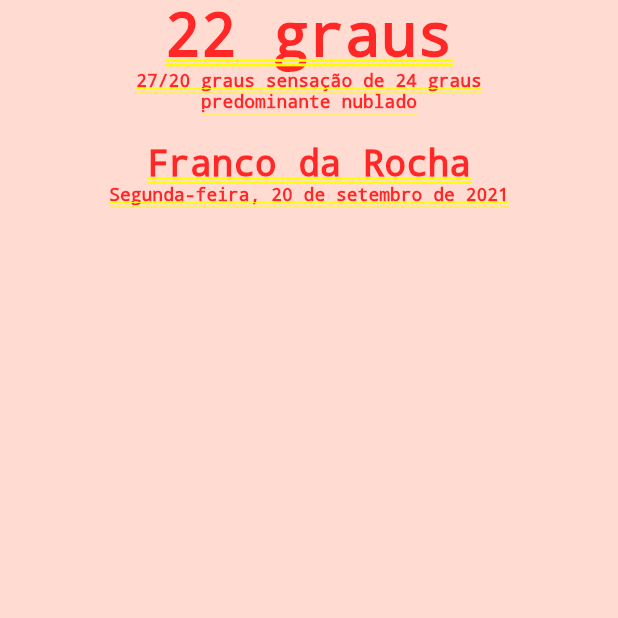
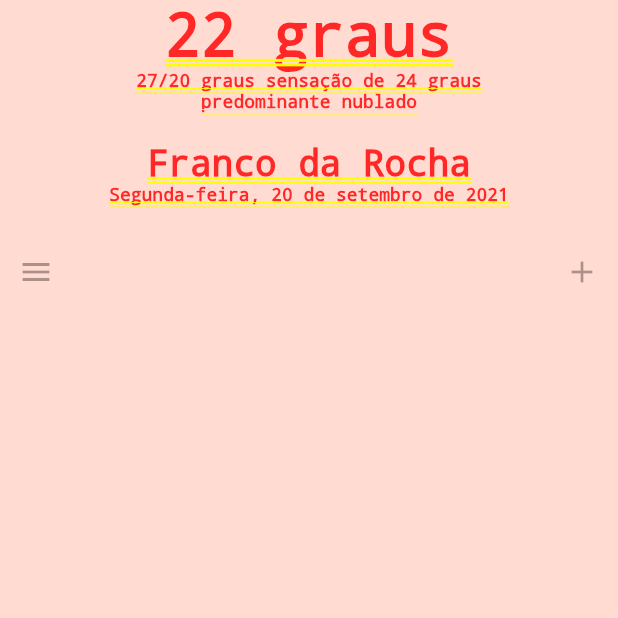
Before and after one commit to akatsuki-central-bh/Clima, a Flutter app: the screen it shows after launch, on a phone screen of 412 x 824 dp, the top half of it. Run offline on Flutter 3.47's test engine with Material 2 defaults, Android fonts, the phone set to English and light mode, and no system bars.

Commit message:
Adicionando botões

```diff
--- a/lib/main.dart
+++ b/lib/main.dart
@@ -36,11 +36,31 @@ class _MyHomePageState extends State<MyHomePage> {
       child: Container(
           color: Theme.of(context).colorScheme.primaryContainer,
           child: (const Column(
-            children: [
-              Weather(),
-              LocalTime(),
-            ],
+            children: [Weather(), LocalTime(), ButtonsNav()],
           ))),
+    );
+  }
+}
+
+class ButtonsNav extends StatelessWidget {
+  const ButtonsNav({
+    super.key,
+  });
+
+  @override
+  Widget build(BuildContext context) {
+    return const Row(
+      mainAxisAlignment: MainAxisAlignment.spaceBetween,
+      children: [
+        IconButton(
+          onPressed: null,
+          icon: Icon(Icons.menu),
+        ),
+        IconButton(
+          onPressed: null,
+          icon: Icon(Icons.add),
+        ),
+      ],
     );
   }
 }
```
